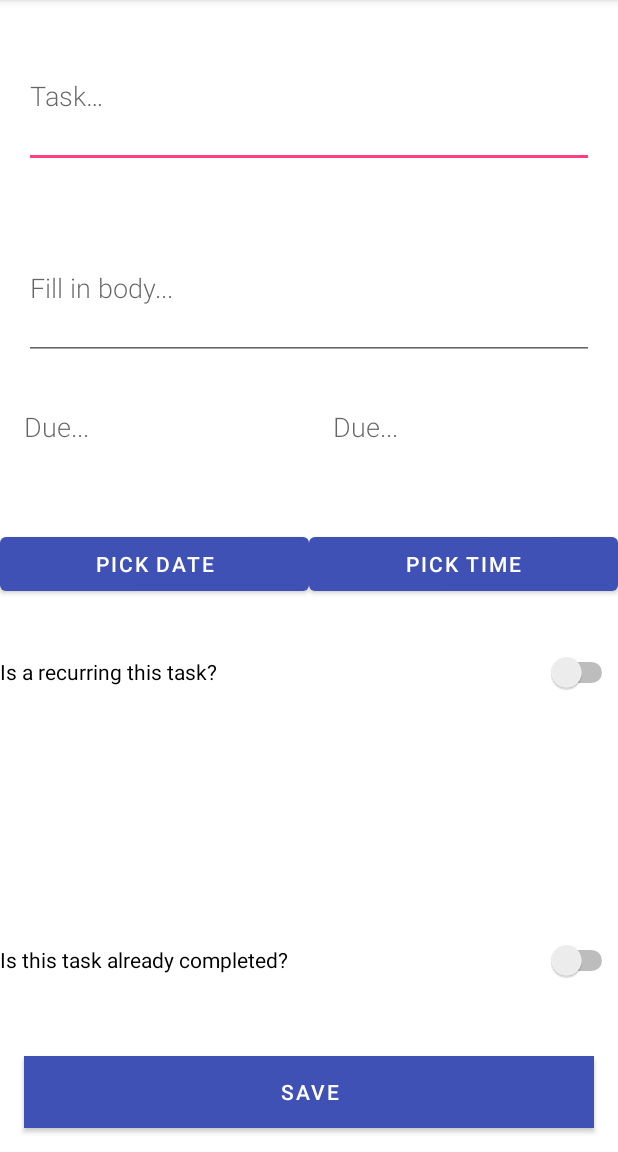
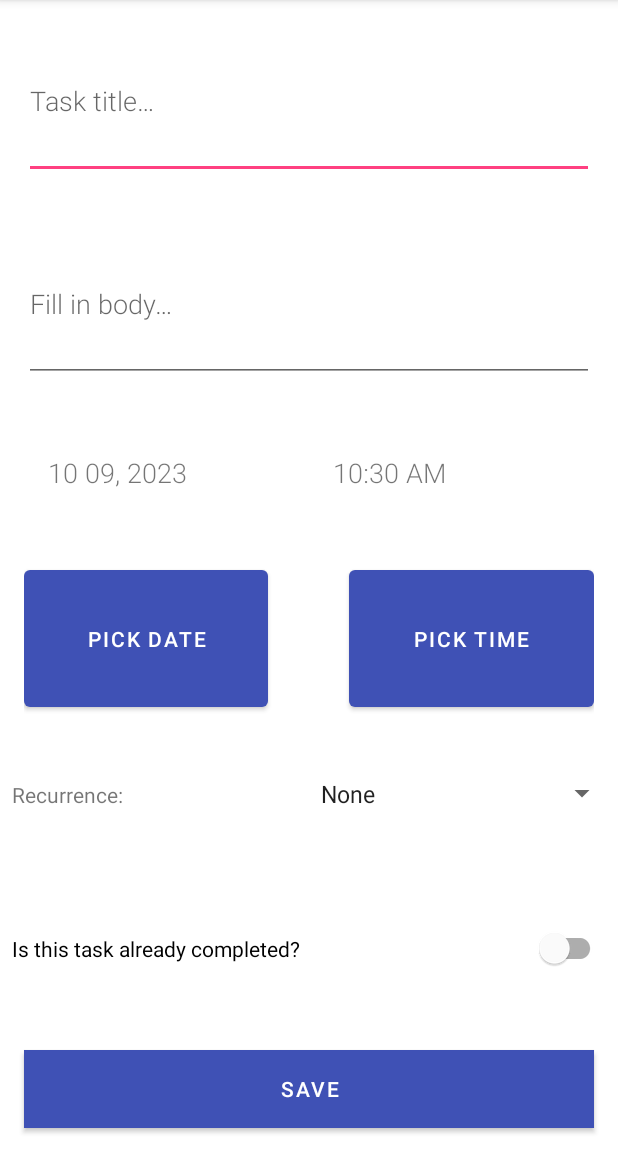
Before and after one commit to TrueFMartin/HomeMaintenanceList, an Android app: the screen it shows after launch (NewTaskActivity), after a tap on "Add task", on a phone screen of 412 x 824 dp, the part 84-1236 px from its top. Run offline under Robolectric (Android 15) with nearby library versions, the phone set to English and light mode, and no system bars; our stand-ins replace Room's generated code; 1 statement that could not run was skipped.

Commit message:
Fix recurring issue with always selecting 'Daily', add 'isComplete'

```diff
--- a/app/src/main/java/com/github/truefmartin/homelist/Model/Converters.kt
+++ b/app/src/main/java/com/github/truefmartin/homelist/Model/Converters.kt
@@ -14,4 +14,16 @@ class Converters {
     fun dateToTimestamp(time: LocalDateTime?): String? {
         return time?.toString()
     }
+
+    @TypeConverter
+    fun fromBoolean(intBool: Int): Boolean {
+        return intBool != 0
+    }
+    @TypeConverter
+    fun toBoolean(boolean: Boolean): Int {
+        return if (boolean)
+            1
+        else
+            0
+    }
 }
--- a/app/src/main/java/com/github/truefmartin/homelist/Model/Task.kt
+++ b/app/src/main/java/com/github/truefmartin/homelist/Model/Task.kt
@@ -5,7 +5,6 @@ import androidx.room.Entity
 import androidx.room.PrimaryKey
 import com.github.truefmartin.homelist.NewEditTaskActivity.RecurringState
 import java.time.LocalDateTime
-import java.util.Date
 
 @Entity(tableName = "task_table")
 class Task(
@@ -15,6 +14,6 @@ class Task(
     @ColumnInfo(name = "title") var title: String,
     @ColumnInfo(name = "body") var body: String,
     @ColumnInfo(name = "date") var date: LocalDateTime,
-    @ColumnInfo(name = "completed") var completed: Int,
+    @ColumnInfo(name = "completed") var completed: Boolean,
     @ColumnInfo(name = "repeated") val repeated: RecurringState
 )
--- a/app/src/main/java/com/github/truefmartin/homelist/Model/TaskDao.kt
+++ b/app/src/main/java/com/github/truefmartin/homelist/Model/TaskDao.kt
@@ -11,7 +11,7 @@ import kotlinx.coroutines.flow.Flow
 interface TaskDao {
 
     //Get all words alphabetized
-    @Query("SELECT * FROM task_table ORDER BY date DESC, title DESC")
+    @Query("SELECT * FROM task_table ORDER BY date ASC, title ASC")
     fun getTimeSortedTasks(): Flow<List<Task>>
 
     //Get a single word with a given id
--- a/app/src/main/java/com/github/truefmartin/homelist/Model/TaskRoomDatabase.kt
+++ b/app/src/main/java/com/github/truefmartin/homelist/Model/TaskRoomDatabase.kt
@@ -11,10 +11,8 @@ import com.github.truefmartin.homelist.NewEditTaskActivity.RecurringState
 import kotlinx.coroutines.CoroutineScope
 import kotlinx.coroutines.launch
 import java.time.LocalDateTime
-import java.time.ZoneOffset
-import java.time.temporal.TemporalAccessor
 
-@Database(entities = arrayOf(Task::class), version = 1, exportSchema = false)
+@Database(entities = [Task::class], version = 1, exportSchema = false)
 @TypeConverters(Converters::class)
 abstract class TaskRoomDatabase : RoomDatabase() {
 
@@ -26,21 +24,15 @@ abstract class TaskRoomDatabase : RoomDatabase() {
 
         override fun onCreate(db: SupportSQLiteDatabase) {
             super.onCreate(db)
-            Log.d("Database","Here1")
 
             INSTANCE?.let { database ->
                 scope.launch {
                     val taskDao = database.taskDao()
-
                     // Delete all content here.
                     taskDao.deleteAll()
-                    // Add sample words.
-                    var task = Task(null,"Clean","Clean bathroom", LocalDateTime.now().plusDays(1), 0, RecurringState.MONTHLY)
-                    taskDao.insert(task)
-                    task = Task(null,"Fix Sink","Need hammer", LocalDateTime.now(), 0, RecurringState.ONCE)
-                    taskDao.insert(task)
                 }
             }
+            Log.d("Database","DB created")
         }
     }
 
--- a/app/src/main/java/com/github/truefmartin/homelist/NewEditTaskActivity/DueDatePickers.kt
+++ b/app/src/main/java/com/github/truefmartin/homelist/NewEditTaskActivity/DueDatePickers.kt
@@ -44,7 +44,7 @@ class DatePickerFragment(private val onSelectFunction: (LocalDateTime) -> Unit)
     }
 
     override fun onDateSet(view: DatePicker, year: Int, month: Int, day: Int) {
-        // Do something with the date the user picks.
+        // Use call back function to set the date for the task
         onSelectFunction(LocalDateTime.of(year, month + 1, day, 0, 0))
     }
 }
--- a/app/src/main/java/com/github/truefmartin/homelist/NewEditTaskActivity/NewTaskActivity.kt
+++ b/app/src/main/java/com/github/truefmartin/homelist/NewEditTaskActivity/NewTaskActivity.kt
@@ -1,11 +1,9 @@
 package com.github.truefmartin.homelist.NewEditTaskActivity
 
-import android.app.Activity
 import androidx.appcompat.app.AppCompatActivity
 import android.os.Bundle
 import android.util.Log
 import android.view.View
-import android.widget.AdapterView
 import android.widget.Button
 import android.widget.EditText
 import android.widget.Spinner
@@ -14,31 +12,38 @@ import androidx.activity.viewModels
 import com.github.truefmartin.homelist.Model.Task
 import com.github.truefmartin.homelist.R
 import com.github.truefmartin.homelist.HomeMaintenanceList
+import com.google.android.material.dialog.MaterialAlertDialogBuilder
+import com.google.android.material.switchmaterial.SwitchMaterial
 import kotlinx.coroutines.CoroutineScope
 import kotlinx.coroutines.SupervisorJob
 import kotlinx.coroutines.launch
-import java.text.SimpleDateFormat
 import java.time.LocalDateTime
-import java.util.Calendar
+import java.time.format.DateTimeFormatter
 import java.util.Locale
 
 const val EXTRA_ID:String = "com.github.truefmartin.NewTaskActivity.EXTRA_ID"
 class NewTaskActivity : AppCompatActivity() {
 
-    private lateinit var editTaskView: EditText
-    private lateinit var editBodyView: EditText
+    private lateinit var spinnerPopupWindow: Spinner
+    private lateinit var etTaskTitle: EditText
+    private lateinit var etTaskBody: EditText
     private lateinit var tvDateView: TextView
+    private lateinit var tvTimeView: TextView
 
-    private lateinit var tvTimeView: TextView
     private lateinit var btnSetDate: Button
     private lateinit var btnSetTime: Button
+    private var newDate: LocalDateTime = LocalDateTime.now()
 
-    private var newDate: LocalDateTime = LocalDateTime.now()
     private var newTime: LocalDateTime = LocalDateTime.now()
+
+    private val formatterDate = DateTimeFormatter.ofPattern("M dd, yyyy", Locale.getDefault())
+    private val formatterTime = DateTimeFormatter.ofPattern("hh:mm a", Locale.getDefault())
+
+    private var recurringVal: RecurringState = RecurringState.NONE
 
     private lateinit var spinner: Spinner
 
-    private var recurringVal: RecurringState = RecurringState.ONCE
+    private var isComplete = false;
     private val newTaskViewModel: NewTaskViewModel by viewModels {
         NewTaskViewModelFactory((application as HomeMaintenanceList).repository,-1)
     }
@@ -46,18 +51,24 @@ class NewTaskActivity : AppCompatActivity() {
     public override fun onCreate(savedInstanceState: Bundle?) {
         super.onCreate(savedInstanceState)
         setContentView(R.layout.activity_new_task)
-        editTaskView = findViewById(R.id.edit_task_body)
+        etTaskTitle = findViewById(R.id.edit_task_title)
+        etTaskBody = findViewById(R.id.edit_task_body)
 
         val id = intent.getIntExtra(EXTRA_ID,-1)
         if(id != -1){
             newTaskViewModel.updateId(id)
         }
+
         newTaskViewModel.curTask.observe(this){
-            task->task?.let { editTaskView.setText(task.title)}
+            task->task?.let { etTaskTitle.setText(task.title)}
         }
 
         tvDateView = findViewById(R.id.text_view_date)
         tvTimeView = findViewById(R.id.text_view_time)
+
+        val time = LocalDateTime.now()
+        tvDateView.text = time.format(formatterDate)
+        tvTimeView.text = time.format(formatterTime)
 
         btnSetTime = findViewById(R.id.btn_pick_time)
         btnSetTime.setOnClickListener {
@@ -70,36 +81,22 @@ class NewTaskActivity : AppCompatActivity() {
             newFragment.show(supportFragmentManager, "datePicker")
         }
 
-        val time = Calendar.getInstance().time
-        val formatter = SimpleDateFormat("yyyy-MM-dd HH:mm", Locale.getDefault())
-        val currentTime = formatter.format(time)
         spinner = findViewById(R.id.spinner_recurring)
-        val r = {a: String -> setRecurring(a)}
-        RecurringSpinner(this, spinner, r)
-        // Create an ArrayAdapter using the string array and a default spinner layout.
-//        ArrayAdapter.createFromResource(
-//            this,
-//            R.array.recurring_options,
-//            android.R.layout.simple_spinner_item
-//        ).also { adapter ->
-//            // Specify the layout to use when the list of choices appears.
-//            adapter.setDropDownViewResource(android.R.layout.simple_spinner_dropdown_item)
-//            // Apply the adapter to the spinner.
-//            spinner.adapter = adapter
-//        }
-//        spinner.onItemSelectedListener = SpinnerActivity()
+        RecurringSpinner(this, spinner) { a: String -> setRecurring(a) }
 
+        findViewById<SwitchMaterial>(R.id.switch_is_completed).setOnCheckedChangeListener {
+                _, isToggled -> setComplete(isToggled) }
         val button = findViewById<Button>(R.id.button_save)
         button.setOnClickListener {
             CoroutineScope(SupervisorJob()).launch {
                 if(id==-1) {
                     newTaskViewModel.insert(
-                        Task(null, editTaskView.text.toString(),"body",
-                            combineDateTime(),0, recurringVal))
+                        Task(null, etTaskTitle.text.toString(),etTaskBody.text.toString(),
+                            combineDateTime(), isComplete, recurringVal))
                 }else{
                     val updatedTask = newTaskViewModel.curTask.value
                     if (updatedTask != null) {
-                        updatedTask.title = editTaskView.text.toString()
+                        updatedTask.title = etTaskTitle.text.toString()
                         newTaskViewModel.update(updatedTask)
                     }
 
@@ -112,21 +109,17 @@ class NewTaskActivity : AppCompatActivity() {
     }
 
 
-    private fun setRecurring(s: String){
-        Log.d("NewTaskActivity", "setting recurring to $s")
-        recurringVal = RecurringState.valueOf(s.uppercase())
+    private fun setDate(date: LocalDateTime) {
+        newDate = date
+        val selectedDateTime = newDate.toLocalDate().format(formatterDate)
+        tvDateView.text = selectedDateTime
     }
 
-    private fun setDate(time: LocalDateTime) {
-        newDate = time
-        // TODO set date view too
+    private fun setTime(time: LocalDateTime) {
+        newTime = time
+        val selectedDateTime = newTime.toLocalTime().format(formatterTime)
+        tvTimeView.text = selectedDateTime
     }
-    private fun setTime(time: LocalDateTime) {
-        newTime = time // FIXME prints as 6:3 for 6:03
-        val tempStr: String = newTime.hour.toString() + ":" + newTime.minute.toString()
-        tvTimeView.text = tempStr
-    }
-
     private fun combineDateTime(): LocalDateTime {
         return LocalDateTime.of(
             newDate.year,
@@ -136,14 +129,13 @@ class NewTaskActivity : AppCompatActivity() {
             newTime.minute
         )
     }
-    class SpinnerActivity : Activity(), AdapterView.OnItemSelectedListener {
-        override fun onItemSelected(parent: AdapterView<*>, view: View?, pos: Int, id: Long) {
-            // An item is selected. You can retrieve the selected item using
-            // parent.getItemAtPosition(pos).
-        }
 
-        override fun onNothingSelected(parent: AdapterView<*>) {
-            // Another interface callback.
-        }
+    private fun setRecurring(s: String){
+        Log.d("NewTaskActivity", "setting recurring to $s")
+        recurringVal = RecurringState.valueOf(s.uppercase())
+    }
+
+    private fun setComplete(isToggled: Boolean) {
+        isComplete = isToggled
     }
 }
--- a/app/src/main/java/com/github/truefmartin/homelist/NewEditTaskActivity/RecurringSpinner.kt
+++ b/app/src/main/java/com/github/truefmartin/homelist/NewEditTaskActivity/RecurringSpinner.kt
@@ -1,6 +1,7 @@
 package com.github.truefmartin.homelist.NewEditTaskActivity
 
 import android.content.Context
+import android.util.Log
 import android.view.View
 import android.widget.AdapterView
 import android.widget.ArrayAdapter
@@ -11,9 +12,10 @@ class RecurringSpinner(
     ctx: Context,
     spinner: Spinner,
     private val onSelectFunction: (String) -> Unit
-):  AdapterView.OnItemSelectedListener {
+):  AdapterView.OnItemSelectedListener{
 
     init {
+
         ArrayAdapter.createFromResource(
             ctx,
             R.array.recurring_options,
@@ -24,9 +26,10 @@ class RecurringSpinner(
             // Apply the adapter to the spinner.
             spinner.adapter = adapter
         }
-        spinner.onItemSelectedListener = NewTaskActivity.SpinnerActivity()
+        spinner.onItemSelectedListener = this
     }
     override fun onItemSelected(parent: AdapterView<*>, view: View?, pos: Int, id: Long) {
+        Log.d("RecurringSpinner", "Selecected at position $pos")
         // An item is selected. You can retrieve the selected item using
         // parent.getItemAtPosition(pos).
         onSelectFunction(parent.getItemAtPosition(pos).toString())
@@ -34,5 +37,7 @@ class RecurringSpinner(
 
     override fun onNothingSelected(parent: AdapterView<*>) {
         // Another interface callback.
+        Log.d("RecurringSpinner", "Nothing selected")
+
     }
 }
--- a/app/src/main/java/com/github/truefmartin/homelist/NewEditTaskActivity/RecurringState.kt
+++ b/app/src/main/java/com/github/truefmartin/homelist/NewEditTaskActivity/RecurringState.kt
@@ -1,5 +1,5 @@
 package com.github.truefmartin.homelist.NewEditTaskActivity
 
 enum class RecurringState (int: Int) {
-    ONCE(-1), DAILY(1), WEEKLY(7), MONTHLY(30), YEARLY(365)
+    NONE(-1), DAILY(1), WEEKLY(7), MONTHLY(30), YEARLY(365)
 }
--- a/app/src/main/res/layout/activity_new_task.xml
+++ b/app/src/main/res/layout/activity_new_task.xml
@@ -33,6 +33,7 @@
         android:layout_height="0dp"
         android:layout_width="match_parent"
         android:layout_weight="2"
+        android:padding="16dp"
         android:orientation="horizontal">
 
         <TextView
@@ -42,7 +43,7 @@
             android:layout_width="0dp"
             android:layout_weight="1"
             android:fontFamily="sans-serif-light"
-            android:hint="@string/due"
+            android:hint="@string/string_due_date"
             android:minHeight="@dimen/min_height"
             android:textSize="18sp" />
 
@@ -53,7 +54,7 @@
             android:layout_margin="@dimen/big_padding"
             android:layout_weight="1"
             android:fontFamily="sans-serif-light"
-            android:hint="@string/due"
+            android:hint="@string/string_due_time"
             android:minHeight="@dimen/min_height"
             android:textSize="18sp" />
     </LinearLayout>
@@ -61,30 +62,32 @@
     <LinearLayout
         android:layout_height="0dp"
         android:layout_width="match_parent"
-        android:layout_weight="1"
+        android:layout_weight="2"
+        android:paddingHorizontal="16dp"
         android:orientation="horizontal">
 
         <Button
             android:id="@+id/btn_pick_date"
-            android:layout_height="wrap_content"
+            android:layout_height="match_parent"
             android:layout_width="0dp"
-            android:layout_weight="1"
+            android:layout_weight="3"
             android:text="Pick date" />
+        <Space
+            android:layout_width="0dp"
+            android:layout_height="match_parent"
+            android:layout_weight="1"/>
+
 
         <Button
             android:id="@+id/btn_pick_time"
-            android:layout_height="wrap_content"
+            android:layout_height="match_parent"
             android:layout_width="0dp"
-            android:layout_weight="1"
+            android:layout_weight="3"
             android:text="Pick time" />
     </LinearLayout>
 
-    <Switch
-        android:id="@+id/recurring"
-        android:layout_height="0dp"
-        android:layout_width="match_parent"
-        android:layout_weight="2"
-        android:text="@string/recurring_task_text" />
+
+
 
     <LinearLayout
         android:layout_height="0dp"
@@ -92,28 +95,29 @@
         android:layout_weight="2"
         android:orientation="horizontal">
 
-        <Space
+        <TextView
             android:layout_width="0dp"
             android:layout_height="wrap_content"
-            android:layout_weight="1" />
+            android:layout_weight="1"
+            android:paddingHorizontal="8dp"
+            android:text="@string/string_recurrence"/>
 
         <Spinner
             android:id="@+id/spinner_recurring"
             android:layout_width="0dp"
             android:layout_height="match_parent"
             android:layout_weight="1"
-            android:spinnerMode="dialog"
-            android:visibility="invisible"
-            tools:visibility="invisible" />
+            android:spinnerMode="dropdown"/>
 
     </LinearLayout>
 
-    <Switch
-        android:id="@+id/is_completed_edit"
+    <com.google.android.material.switchmaterial.SwitchMaterial
+        android:id="@+id/switch_is_completed"
+        android:layout_weight="2"
+        android:layout_width="match_parent"
         android:layout_height="0dp"
-        android:layout_width="match_parent"
-        android:layout_weight="2"
-        android:text="Is this task already completed?" />
+        android:paddingHorizontal="8dp"
+        android:text="@string/string_is_completed" />
 
     <Button
         android:id="@+id/button_save"
--- a/app/src/main/res/values/strings.xml
+++ b/app/src/main/res/values/strings.xml
@@ -1,17 +1,21 @@
 <resources>
     <string name="app_name">HomeMaintenanceList</string>
-    <string name="hint_word">Task…</string>
+    <string name="hint_word">Task title…</string>
     <string name="button_save">Save</string>
     <string name="empty_not_saved">Task not saved because it is empty.</string>
     <string name="add_task">Add task</string>
     <string name="channel_name">TaskListNotificationChannel</string>
     <string name="channel_description">Default notification channel for HomeMaintenanceList Application</string>
     <string name="empty_task_text">Enter task here</string>
-    <string name="due">Due...</string>
-    <string name="default_body_text">Fill in body...</string>
+    <string name="string_due_date">Due date…</string>
+    <string name="string_due_time">Due time…</string>
+    <string name="default_body_text">Fill in body…</string>
     <string name="recurring_task_text">Is a recurring this task?</string>
+    <string name="string_is_completed">Is this task already completed?</string>
+    <string name="string_recurrence">Recurrence:</string>
 
     <string-array name="recurring_options">
+        <item>None</item>
         <item>Daily</item>
         <item>Weekly</item>
         <item>Monthly</item>
```
